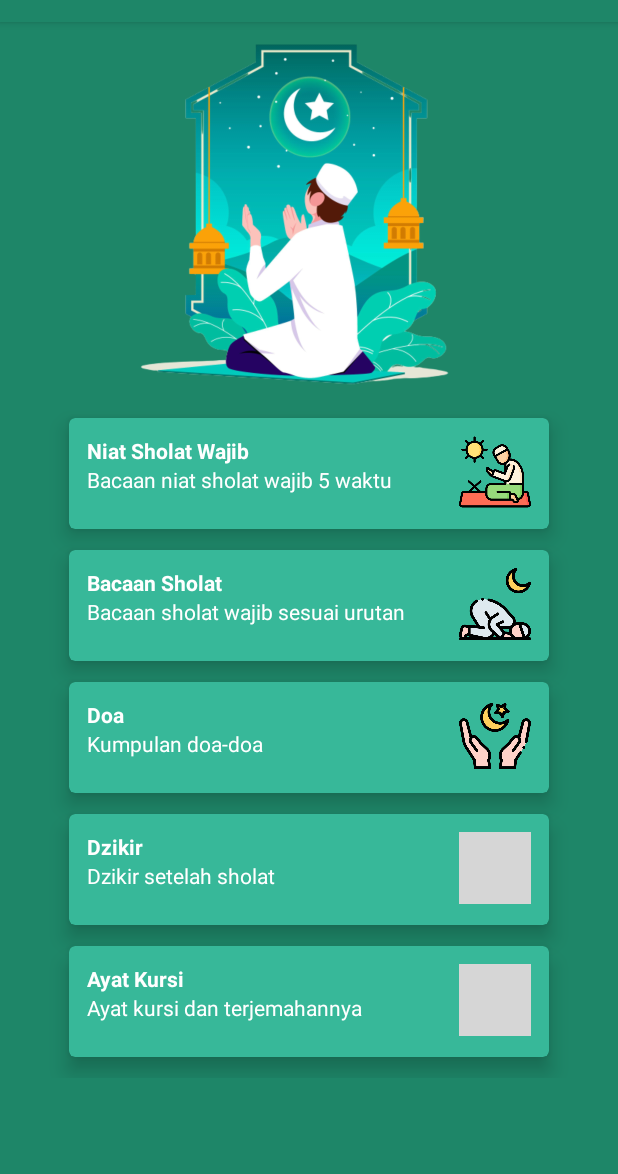
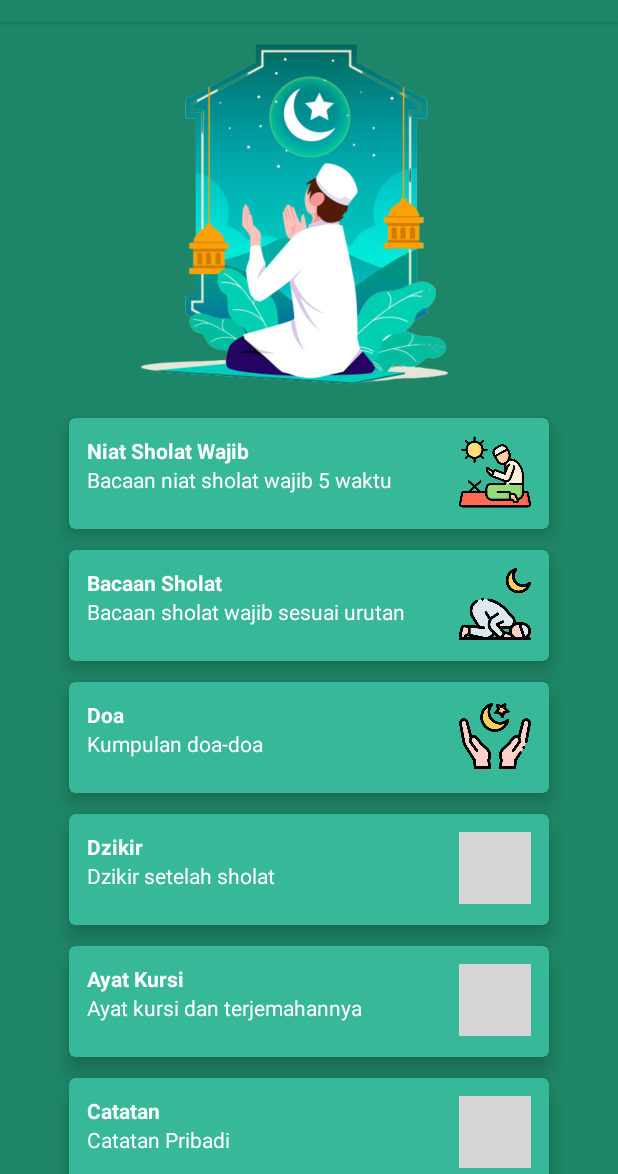
Before and after one commit to Omanzz/Taqwa, an Android app: the screen it shows after launch (MainActivity), on a phone screen of 412 x 824 dp, the part 62-1236 px from its top. Run offline under Robolectric (Android 15) with nearby library versions, the phone set to English and light mode, and no system bars; grey boxes are pictures that could not be loaded.

Commit message:
Make init for Catatan item for sqlite crud

```diff
--- a/app/src/main/java/com/aroman/taqwa/MainActivity.java
+++ b/app/src/main/java/com/aroman/taqwa/MainActivity.java
@@ -9,7 +9,7 @@ import android.view.View;
 import com.google.android.material.card.MaterialCardView;
 
 public class MainActivity extends AppCompatActivity {
-    MaterialCardView cardSholatWajib, cardBacaanSholat, cardDoa, cardDzikir, cardAyatKursi;
+    MaterialCardView cardSholatWajib, cardBacaanSholat, cardDoa, cardDzikir, cardAyatKursi, cardCatatan;
 
     @Override
     protected void onCreate(Bundle savedInstanceState) {
@@ -21,6 +21,7 @@ public class MainActivity extends AppCompatActivity {
         cardDoa = findViewById(R.id.cardDoa);
         cardDzikir = findViewById(R.id.cardDzikir);
         cardAyatKursi = findViewById(R.id.cardAyatKursi);
+        cardCatatan = findViewById(R.id.cardCatatan);
 
         cardSholatWajib.setOnClickListener(new View.OnClickListener() {
             @Override
@@ -57,6 +58,13 @@ public class MainActivity extends AppCompatActivity {
             }
         });
 
+        cardCatatan.setOnClickListener(new View.OnClickListener() {
+            @Override
+            public void onClick(View v) {
+                startActivity(new Intent(MainActivity.this, Catatan.class));
+            }
+        });
+
 
     }
 }
--- a/app/src/main/res/layout/activity_main.xml
+++ b/app/src/main/res/layout/activity_main.xml
@@ -238,6 +238,47 @@
 
             </com.google.android.material.card.MaterialCardView>
 
+            <com.google.android.material.card.MaterialCardView
+                android:id="@+id/cardCatatan"
+                android:layout_width="320dp"
+                android:layout_height="74dp"
+                android:layout_below="@id/cardAyatKursi"
+                android:layout_marginBottom="14dp"
+                android:backgroundTint="#37B899"
+                android:clickable="true"
+                android:padding="14dp"
+                app:cardElevation="8dp">
+
+                <RelativeLayout
+                    android:layout_width="wrap_content"
+                    android:layout_height="wrap_content"
+                    android:layout_margin="12dp">
+
+                    <TextView
+                        android:id="@+id/titleCatatan"
+                        android:layout_width="wrap_content"
+                        android:layout_height="wrap_content"
+                        android:text="Catatan"
+                        android:textColor="@color/white"
+                        android:textStyle="bold" />
+
+                    <TextView
+                        android:layout_width="wrap_content"
+                        android:layout_height="wrap_content"
+                        android:layout_below="@id/titleCatatan"
+                        android:text="Catatan Pribadi"
+                        android:textColor="@color/white" />
+
+                    <ImageView
+                        android:layout_width="48dp"
+                        android:layout_height="48dp"
+                        android:layout_alignParentEnd="true"
+                        android:src="@drawable/quran" />
+                </RelativeLayout>
+
+            </com.google.android.material.card.MaterialCardView>
+
+
         </RelativeLayout>
     </ScrollView>
 
```
Also changed, not shown: app/src/main/AndroidManifest.xml (+10 -3 lines), app/src/main/java/com/aroman/taqwa/Catatan.java (added, +116 -0 lines), app/src/main/res/layout/activity_catatan.xml (added, +109 -0 lines), 2 other files.
